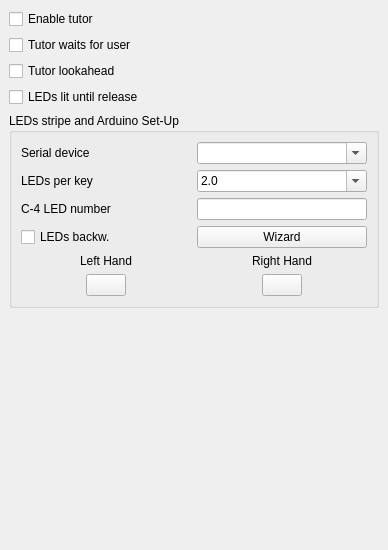
Before: the Qt Designer form mscore/pianotutorpanel.ui in pparrilla/MuseScore, drawn with Qt 5.
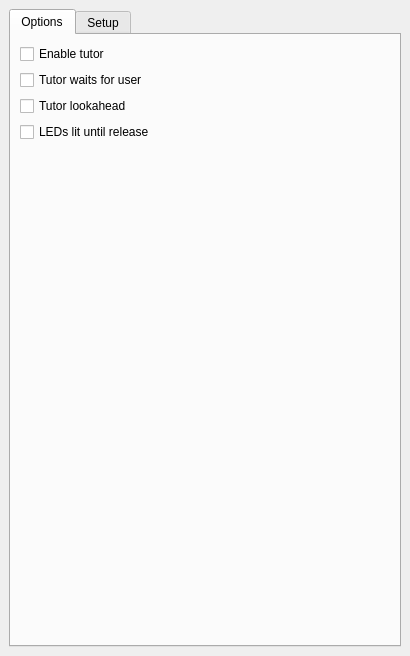
After: the same form once the commit is applied.

Commit message: PianoTutor: panel is now a tabbed pane, with options split among common ones, and set-up ones

```diff
--- a/mscore/pianotutorpanel.ui
+++ b/mscore/pianotutorpanel.ui
@@ -6,8 +6,8 @@
    <rect>
     <x>0</x>
     <y>0</y>
-    <width>388</width>
-    <height>550</height>
+    <width>410</width>
+    <height>656</height>
    </rect>
   </property>
   <property name="floating">
@@ -20,10 +20,20 @@
    <string>PianoTutor</string>
   </property>
   <widget class="QWidget" name="dockWidgetContents">
-   <layout class="QVBoxLayout" name="verticalLayout">
-    <item>
+   <layout class="QGridLayout" name="gridLayout_2">
+    <item row="0" column="0">
      <layout class="QVBoxLayout" name="verticalLayout_2">
       <item>
+       <widget class="QTabWidget" name="tabWidget">
+        <property name="currentIndex">
+         <number>0</number>
+        </property>
+        <widget class="QWidget" name="tab">
+         <attribute name="title">
+          <string>Options</string>
+         </attribute>
+         <layout class="QVBoxLayout" name="verticalLayout">
+          <item>
        <widget class="QCheckBox" name="tutorEnabledCB">
         <property name="text">
          <string>Enable tutor</string>
@@ -52,6 +62,26 @@
        </widget>
       </item>
       <item>
+           <spacer name="verticalSpacer">
+            <property name="orientation">
+             <enum>Qt::Vertical</enum>
+            </property>
+            <property name="sizeHint" stdset="0">
+             <size>
+              <width>20</width>
+              <height>40</height>
+             </size>
+            </property>
+           </spacer>
+          </item>
+         </layout>
+        </widget>
+        <widget class="QWidget" name="tab_2">
+         <attribute name="title">
+          <string>Setup</string>
+         </attribute>
+         <layout class="QVBoxLayout" name="verticalLayout_4">
+          <item>
        <widget class="QGroupBox" name="groupBox">
         <property name="title">
          <string>LEDs stripe and Arduino Set-Up</string>
@@ -192,7 +222,7 @@
        </widget>
       </item>
       <item>
-       <spacer name="verticalSpacer">
+           <spacer name="verticalSpacer_2">
         <property name="orientation">
          <enum>Qt::Vertical</enum>
         </property>
@@ -203,6 +233,10 @@
          </size>
         </property>
        </spacer>
+          </item>
+         </layout>
+        </widget>
+       </widget>
       </item>
      </layout>
     </item>
```
Lines whose indentation alone changed are shown as unchanged.
